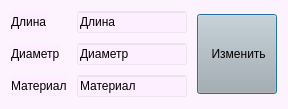
This is configPreview.ui in Storm1108/DreamWinder as Qt 5 draws it before an edit. The edited form follows.
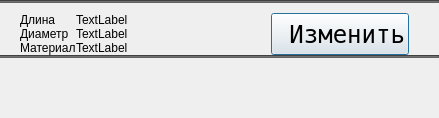
This is the edited form. Icons and pictures are not drawn.

Patch:
```diff
--- a/configPreview.ui
+++ b/configPreview.ui
@@ -6,23 +6,74 @@
    <rect>
     <x>0</x>
     <y>0</y>
-    <width>288</width>
-    <height>109</height>
+    <width>439</width>
+    <height>118</height>
    </rect>
   </property>
   <property name="windowTitle">
    <string>Form</string>
   </property>
   <property name="styleSheet">
-   <string notr="true">background-color: rgb(255, 189, 196);
-background-color: rgba(248, 220, 255, 50);</string>
+   <string notr="true"/>
+  </property>
+  <layout class="QVBoxLayout" name="verticalLayout">
+   <property name="spacing">
+    <number>0</number>
+   </property>
+   <property name="leftMargin">
+    <number>0</number>
+   </property>
+   <property name="topMargin">
+    <number>0</number>
+   </property>
+   <property name="rightMargin">
+    <number>0</number>
+   </property>
+   <property name="bottomMargin">
+    <number>0</number>
+   </property>
+   <item>
+    <widget class="Line" name="line">
+     <property name="styleSheet">
+      <string notr="true">background-color: rgb(98, 98, 98);</string>
+     </property>
+     <property name="orientation">
+      <enum>Qt::Horizontal</enum>
+     </property>
+    </widget>
+   </item>
+   <item>
+    <widget class="QFrame" name="horizontalFrame">
+     <property name="autoFillBackground">
+      <bool>false</bool>
+     </property>
+     <property name="styleSheet">
+      <string notr="true">background-image: url(14224 2.png);</string>
   </property>
   <layout class="QHBoxLayout" name="horizontalLayout">
    <property name="spacing">
+       <number>0</number>
+      </property>
+      <property name="leftMargin">
+       <number>20</number>
+      </property>
+      <property name="topMargin">
     <number>10</number>
    </property>
+      <property name="rightMargin">
+       <number>30</number>
+      </property>
+      <property name="bottomMargin">
+       <number>0</number>
+      </property>
    <item>
     <layout class="QFormLayout" name="formLayout">
+        <property name="labelAlignment">
+         <set>Qt::AlignLeading|Qt::AlignLeft|Qt::AlignVCenter</set>
+        </property>
+        <property name="formAlignment">
+         <set>Qt::AlignLeading|Qt::AlignLeft|Qt::AlignTop</set>
+        </property>
      <item row="0" column="0">
       <widget class="QLabel" name="length">
        <property name="text">
@@ -31,9 +82,9 @@
       </widget>
      </item>
      <item row="0" column="1">
-      <widget class="QLineEdit" name="lengthChangable">
+         <widget class="QLabel" name="label">
        <property name="text">
-        <string>Длина</string>
+           <string>TextLabel</string>
        </property>
       </widget>
      </item>
@@ -45,9 +96,9 @@
       </widget>
      </item>
      <item row="1" column="1">
-      <widget class="QLineEdit" name="diamChangable">
+         <widget class="QLabel" name="label_2">
        <property name="text">
-        <string>Диаметр</string>
+           <string>TextLabel</string>
        </property>
       </widget>
      </item>
@@ -59,14 +110,27 @@
       </widget>
      </item>
      <item row="2" column="1">
-      <widget class="QLineEdit" name="matCahngable">
+         <widget class="QLabel" name="label_3">
        <property name="text">
-        <string>Материал</string>
+           <string>TextLabel</string>
        </property>
       </widget>
      </item>
     </layout>
    </item>
+      <item>
+       <spacer name="horizontalSpacer">
+        <property name="orientation">
+         <enum>Qt::Horizontal</enum>
+        </property>
+        <property name="sizeHint" stdset="0">
+         <size>
+          <width>40</width>
+          <height>20</height>
+         </size>
+        </property>
+       </spacer>
+      </item>
    <item>
     <widget class="QPushButton" name="edit_btn">
      <property name="sizePolicy">
@@ -78,15 +142,122 @@
      <property name="maximumSize">
       <size>
        <width>16777215</width>
-       <height>80</height>
-      </size>
-     </property>
+          <height>50</height>
+         </size>
+        </property>
+        <property name="palette">
+         <palette>
+          <active>
+           <colorrole role="Button">
+            <brush brushstyle="SolidPattern">
+             <color alpha="255">
+              <red>240</red>
+              <green>240</green>
+              <blue>240</blue>
+             </color>
+            </brush>
+           </colorrole>
+           <colorrole role="Base">
+            <brush brushstyle="SolidPattern">
+             <color alpha="255">
+              <red>240</red>
+              <green>240</green>
+              <blue>240</blue>
+             </color>
+            </brush>
+           </colorrole>
+           <colorrole role="Window">
+            <brush brushstyle="SolidPattern">
+             <color alpha="255">
+              <red>240</red>
+              <green>240</green>
+              <blue>240</blue>
+             </color>
+            </brush>
+           </colorrole>
+          </active>
+          <inactive>
+           <colorrole role="Button">
+            <brush brushstyle="SolidPattern">
+             <color alpha="255">
+              <red>240</red>
+              <green>240</green>
+              <blue>240</blue>
+             </color>
+            </brush>
+           </colorrole>
+           <colorrole role="Base">
+            <brush brushstyle="SolidPattern">
+             <color alpha="255">
+              <red>240</red>
+              <green>240</green>
+              <blue>240</blue>
+             </color>
+            </brush>
+           </colorrole>
+           <colorrole role="Window">
+            <brush brushstyle="SolidPattern">
+             <color alpha="255">
+              <red>240</red>
+              <green>240</green>
+              <blue>240</blue>
+             </color>
+            </brush>
+           </colorrole>
+          </inactive>
+          <disabled>
+           <colorrole role="Button">
+            <brush brushstyle="SolidPattern">
+             <color alpha="255">
+              <red>240</red>
+              <green>240</green>
+              <blue>240</blue>
+             </color>
+            </brush>
+           </colorrole>
+           <colorrole role="Base">
+            <brush brushstyle="SolidPattern">
+             <color alpha="255">
+              <red>240</red>
+              <green>240</green>
+              <blue>240</blue>
+             </color>
+            </brush>
+           </colorrole>
+           <colorrole role="Window">
+            <brush brushstyle="SolidPattern">
+             <color alpha="255">
+              <red>240</red>
+              <green>240</green>
+              <blue>240</blue>
+             </color>
+            </brush>
+           </colorrole>
+          </disabled>
+         </palette>
+        </property>
+        <property name="font">
+         <font>
+          <family>Andale Mono</family>
+          <pointsize>18</pointsize>
+         </font>
+        </property>
      <property name="styleSheet">
-      <string notr="true">background-color: rgb(179, 179, 179);</string>
+         <string notr="true">background-color: rgb(240, 240, 240);</string>
      </property>
      <property name="text">
       <string> Изменить</string>
      </property>
+        <property name="icon">
+         <iconset>
+          <normaloff>free-icon-edit-info-7033287.png</normaloff>free-icon-edit-info-7033287.png</iconset>
+        </property>
+        <property name="iconSize">
+         <size>
+          <width>48</width>
+          <height>48</height>
+         </size>
+        </property>
      <property name="default">
       <bool>true</bool>
      </property>
@@ -94,6 +265,35 @@
    </item>
   </layout>
  </widget>
- <resources/>
+   </item>
+   <item>
+    <widget class="Line" name="line_2">
+     <property name="styleSheet">
+      <string notr="true">background-color: rgb(98, 98, 98);</string>
+     </property>
+     <property name="orientation">
+      <enum>Qt::Horizontal</enum>
+     </property>
+    </widget>
+   </item>
+   <item>
+    <spacer name="verticalSpacer">
+     <property name="orientation">
+      <enum>Qt::Vertical</enum>
+     </property>
+     <property name="sizeHint" stdset="0">
+      <size>
+       <width>20</width>
+       <height>200</height>
+      </size>
+     </property>
+    </spacer>
+   </item>
+  </layout>
+ </widget>
+ <resources>
+  <include location="free-icon-add-button-2740600.qrc"/>
+  <include location="1646963286_7-abrakadabra-fun-p-geometricheskie-teksturi-9.qrc"/>
+ </resources>
  <connections/>
 </ui>
```
Lines whose indentation alone changed are shown as unchanged.
